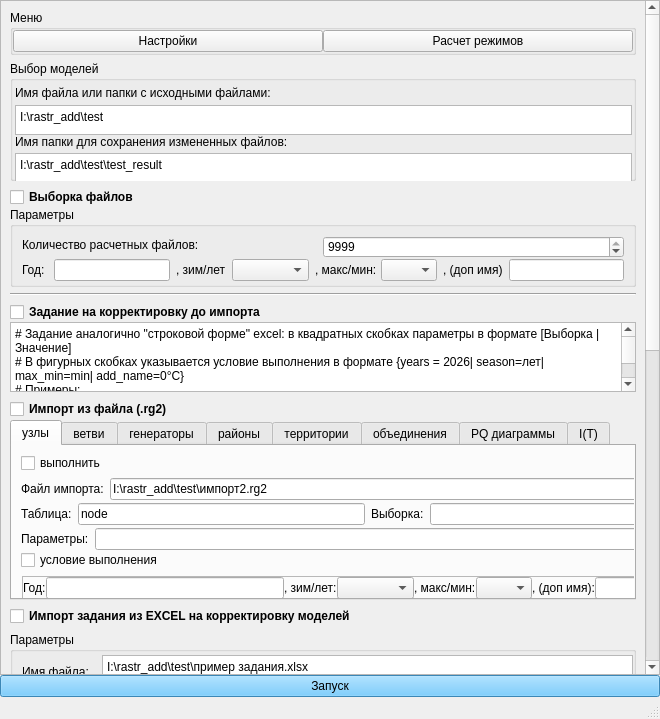
Qt form qt_cor.ui (wia86/rastr_add) before a commit.
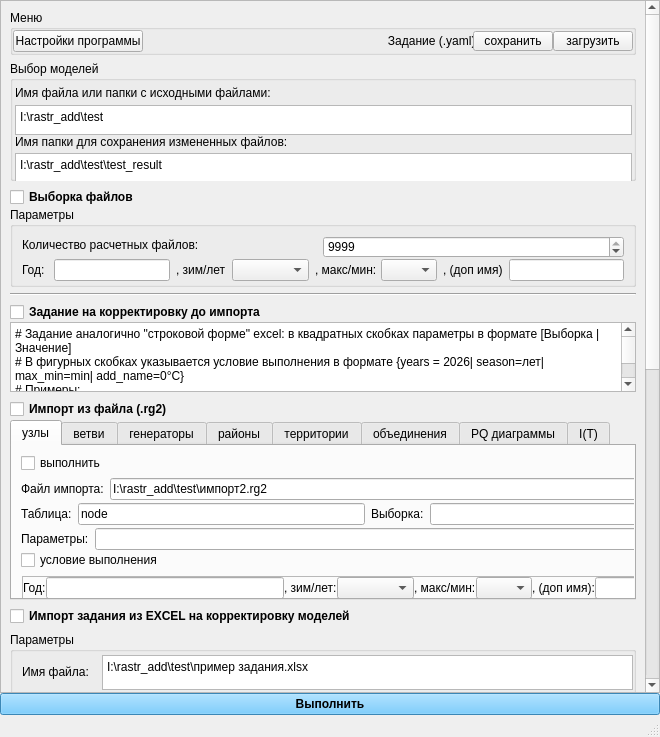
The same form after that commit.

Commit message: 9 the form is ready

```diff
--- a/qt_cor.ui
+++ b/qt_cor.ui
@@ -10,7 +10,7 @@
     <x>0</x>
     <y>0</y>
     <width>660</width>
-    <height>719</height>
+    <height>737</height>
    </rect>
   </property>
   <property name="windowTitle">
@@ -35,11 +35,18 @@
     </property>
     <item row="2" column="0">
      <widget class="QPushButton" name="run_krg2">
+      <property name="font">
+       <font>
+        <pointsize>9</pointsize>
+        <weight>75</weight>
+        <bold>true</bold>
+       </font>
+      </property>
       <property name="styleSheet">
        <string notr="true">background-color: rgb(82, 189, 255);</string>
       </property>
       <property name="text">
-       <string>Запуск</string>
+       <string>Выполнить</string>
       </property>
      </widget>
     </item>
@@ -67,9 +74,9 @@
        <property name="geometry">
         <rect>
          <x>0</x>
-         <y>-537</y>
+         <y>0</y>
          <width>641</width>
-         <height>1358</height>
+         <height>1360</height>
         </rect>
        </property>
        <layout class="QVBoxLayout" name="verticalLayout_2">
@@ -95,21 +102,76 @@
             <number>0</number>
            </property>
            <item>
+            <layout class="QHBoxLayout" name="horizontalLayout">
+             <item>
             <widget class="QPushButton" name="SetBut">
+               <property name="maximumSize">
+                <size>
+                 <width>130</width>
+                 <height>16777215</height>
+                </size>
+               </property>
              <property name="toolTip">
               <string/>
              </property>
              <property name="text">
-              <string>Настройки</string>
+                <string>Настройки программы</string>
              </property>
             </widget>
            </item>
            <item>
-            <widget class="QPushButton" name="CalcBut">
+              <spacer name="horizontalSpacer">
+               <property name="orientation">
+                <enum>Qt::Horizontal</enum>
+               </property>
+               <property name="sizeHint" stdset="0">
+                <size>
+                 <width>40</width>
+                 <height>20</height>
+                </size>
+               </property>
+              </spacer>
+             </item>
+             <item>
+              <widget class="QLabel" name="label">
+               <property name="maximumSize">
+                <size>
+                 <width>95</width>
+                 <height>16777215</height>
+                </size>
+               </property>
              <property name="text">
-              <string>Расчет режимов</string>
-             </property>
-            </widget>
+                <string>   Задание (.yaml):</string>
+               </property>
+              </widget>
+             </item>
+             <item>
+              <widget class="QPushButton" name="task_save">
+               <property name="maximumSize">
+                <size>
+                 <width>80</width>
+                 <height>20</height>
+                </size>
+               </property>
+               <property name="text">
+                <string>сохранить</string>
+               </property>
+              </widget>
+             </item>
+             <item>
+              <widget class="QPushButton" name="task_load">
+               <property name="maximumSize">
+                <size>
+                 <width>80</width>
+                 <height>20</height>
+                </size>
+               </property>
+               <property name="text">
+                <string>загрузить</string>
+               </property>
+              </widget>
+             </item>
+            </layout>
            </item>
           </layout>
          </widget>
```
Lines whose indentation alone changed are shown as unchanged. The commit also changes 4 other files.
